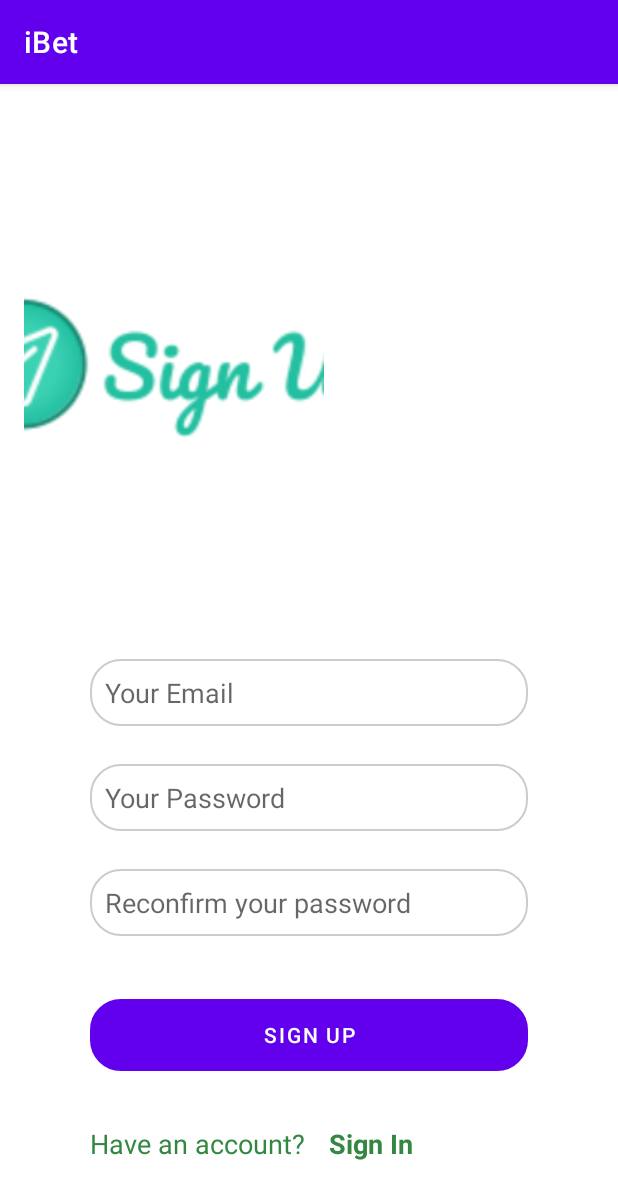
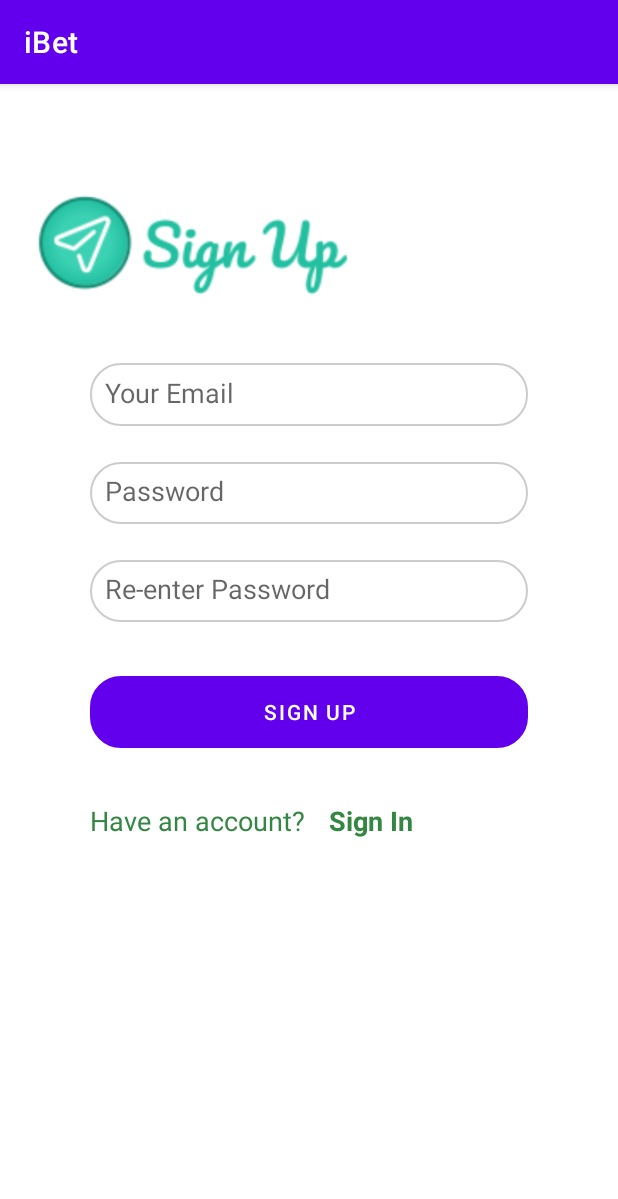
Before and after one commit to EdenShtein/iBet, an Android app: the SignUpFragment screen opened through its navigation route, on a phone screen of 412 x 824 dp. Shown: the top 1199 px of the screen. Run offline under Robolectric (Android 15) with nearby library versions, the phone set to English and light mode, and no system bars.

Commit message:
edited style to login and signup

```diff
--- a/app/src/main/java/com/example/ibet/SignUpFragment.java
+++ b/app/src/main/java/com/example/ibet/SignUpFragment.java
@@ -33,8 +33,8 @@ public class SignUpFragment extends Fragment {
 
 
         email=view.findViewById(R.id.signup_email_input);
-        password=view.findViewById(R.id.signup_password_input);
-        repassword = view.findViewById(R.id.signup_repassword_input);
+        password=view.findViewById(R.id.signup_pass_input);
+        repassword = view.findViewById(R.id.signup_repass_input);
         signup=view.findViewById(R.id.signup_continue_btn);
         signin=view.findViewById(R.id.signin_link);
 
--- a/app/src/main/java/com/example/ibet/model/Server.java
+++ b/app/src/main/java/com/example/ibet/model/Server.java
@@ -29,7 +29,7 @@ public class Server {
             @Override
             public void run() {
                 try {
-                    URL url = new URL("http://10.0.0.10:3000/api/users/signup"); //You need to write your IPV4 (cmd ipconfig)
+                    URL url = new URL("http://192.168.1.113:3000/api/users/signup"); //You need to write your IPV4 (cmd ipconfig)
                     HttpURLConnection conn = (HttpURLConnection) url.openConnection();
                     conn.setRequestMethod("POST");
                     conn.setRequestProperty("Content-Type", "application/json;charset=UTF-8");
--- a/app/src/main/res/layout/fragment_login.xml
+++ b/app/src/main/res/layout/fragment_login.xml
@@ -71,22 +71,6 @@
         app:layout_constraintStart_toStartOf="parent"
         app:layout_constraintTop_toBottomOf="@+id/imageView" />
 
-    <EditText
-        android:id="@+id/login_pass_input"
-        android:layout_width="0dp"
-        android:layout_height="wrap_content"
-        android:layout_marginStart="60dp"
-        android:layout_marginTop="24dp"
-        android:layout_marginEnd="60dp"
-        android:background="@drawable/customborder"
-        android:ems="10"
-        android:hint="Password"
-        android:inputType="textPersonName"
-        app:layout_constraintEnd_toEndOf="parent"
-        app:layout_constraintHorizontal_bias="0.0"
-        app:layout_constraintStart_toStartOf="parent"
-        app:layout_constraintTop_toBottomOf="@+id/login_email_input" />
-
     <Button
         android:id="@+id/login_signin_btn"
         android:layout_width="0dp"
@@ -102,4 +86,20 @@
         app:layout_constraintHorizontal_bias="0.0"
         app:layout_constraintStart_toStartOf="parent"
         app:layout_constraintTop_toBottomOf="@+id/login_pass_input" />
+
+    <EditText
+        android:id="@+id/login_pass_input"
+        android:layout_width="291dp"
+        android:layout_height="44dp"
+        android:layout_marginStart="60dp"
+        android:layout_marginTop="28dp"
+        android:layout_marginEnd="60dp"
+        android:background="@drawable/customborder"
+        android:ems="10"
+        android:hint="Password"
+        android:inputType="textPassword"
+        app:layout_constraintEnd_toEndOf="parent"
+        app:layout_constraintHorizontal_bias="0.497"
+        app:layout_constraintStart_toStartOf="parent"
+        app:layout_constraintTop_toBottomOf="@+id/login_email_input" />
 </androidx.constraintlayout.widget.ConstraintLayout>
--- a/app/src/main/res/layout/fragment_sign_up.xml
+++ b/app/src/main/res/layout/fragment_sign_up.xml
@@ -7,21 +7,36 @@
     tools:context=".SignUpFragment">
 
     <EditText
-        android:id="@+id/signup_repassword_input"
+        android:id="@+id/signup_pass_input"
         android:layout_width="0dp"
-        android:layout_height="wrap_content"
+        android:layout_height="41dp"
         android:layout_marginStart="60dp"
+        android:layout_marginTop="24dp"
         android:layout_marginEnd="60dp"
-        android:layout_marginBottom="200dp"
         android:background="@drawable/customborder"
         android:ems="10"
-        android:hint="Reconfirm your password"
-        android:inputType="textPersonName"
-        app:layout_constraintBottom_toBottomOf="parent"
+        android:hint="Password"
+        android:inputType="textPassword"
         app:layout_constraintEnd_toEndOf="parent"
-        app:layout_constraintHorizontal_bias="0.0"
+        app:layout_constraintHorizontal_bias="0.483"
         app:layout_constraintStart_toStartOf="parent"
-        app:layout_constraintTop_toBottomOf="@+id/signup_password_input" />
+        app:layout_constraintTop_toBottomOf="@+id/signup_email_input" />
+
+    <EditText
+        android:id="@+id/signup_repass_input"
+        android:layout_width="0dp"
+        android:layout_height="41dp"
+        android:layout_marginStart="60dp"
+        android:layout_marginTop="24dp"
+        android:layout_marginEnd="60dp"
+        android:background="@drawable/customborder"
+        android:ems="10"
+        android:hint="Re-enter Password"
+        android:inputType="textPassword"
+        app:layout_constraintEnd_toEndOf="parent"
+        app:layout_constraintHorizontal_bias="0.483"
+        app:layout_constraintStart_toStartOf="parent"
+        app:layout_constraintTop_toBottomOf="@+id/signup_pass_input" />
 
     <TextView
         android:id="@+id/signup_btm_text"
@@ -57,7 +72,7 @@
         android:layout_width="0dp"
         android:layout_height="wrap_content"
         android:layout_marginStart="60dp"
-        android:layout_marginTop="112dp"
+        android:layout_marginTop="36dp"
         android:layout_marginEnd="60dp"
         android:background="@drawable/customborder"
         android:backgroundTint="#009688"
@@ -65,52 +80,31 @@
         app:layout_constraintEnd_toEndOf="parent"
         app:layout_constraintHorizontal_bias="0.0"
         app:layout_constraintStart_toStartOf="parent"
-        app:layout_constraintTop_toBottomOf="@+id/signup_password_input" />
+        app:layout_constraintTop_toBottomOf="@+id/signup_repass_input" />
 
     <EditText
         android:id="@+id/signup_email_input"
         android:layout_width="0dp"
-        android:layout_height="wrap_content"
+        android:layout_height="42dp"
         android:layout_marginStart="60dp"
         android:layout_marginEnd="60dp"
-        android:layout_marginBottom="25dp"
         android:background="@drawable/customborder"
         android:ems="10"
         android:hint="Your Email"
         android:inputType="textPersonName"
-        app:layout_constraintBottom_toTopOf="@+id/signup_password_input"
         app:layout_constraintEnd_toEndOf="parent"
-        app:layout_constraintHorizontal_bias="0.0"
+        app:layout_constraintHorizontal_bias="0.497"
         app:layout_constraintStart_toStartOf="parent"
         app:layout_constraintTop_toBottomOf="@+id/imageView2" />
 
-    <EditText
-        android:id="@+id/signup_password_input"
-        android:layout_width="0dp"
-        android:layout_height="wrap_content"
-        android:layout_marginStart="60dp"
-        android:layout_marginEnd="60dp"
-        android:layout_marginBottom="25dp"
-        android:background="@drawable/customborder"
-        android:ems="10"
-        android:hint="Your Password"
-        android:inputType="textPersonName"
-        app:layout_constraintBottom_toTopOf="@+id/signup_repassword_input"
-        app:layout_constraintEnd_toEndOf="parent"
-        app:layout_constraintHorizontal_bias="0.0"
-        app:layout_constraintStart_toStartOf="parent"
-        app:layout_constraintTop_toBottomOf="@+id/signup_email_input" />
-
     <ImageView
         android:id="@+id/imageView2"
-        android:layout_width="wrap_content"
-        android:layout_height="0dp"
+        android:layout_width="228dp"
+        android:layout_height="158dp"
         android:layout_marginStart="8dp"
         android:layout_marginTop="28dp"
-        android:layout_marginBottom="33dp"
         android:scaleType="centerCrop"
         android:src="@drawable/signuplogo"
-        app:layout_constraintBottom_toTopOf="@+id/signup_email_input"
         app:layout_constraintEnd_toEndOf="parent"
         app:layout_constraintHorizontal_bias="0.039"
         app:layout_constraintStart_toStartOf="parent"
```
